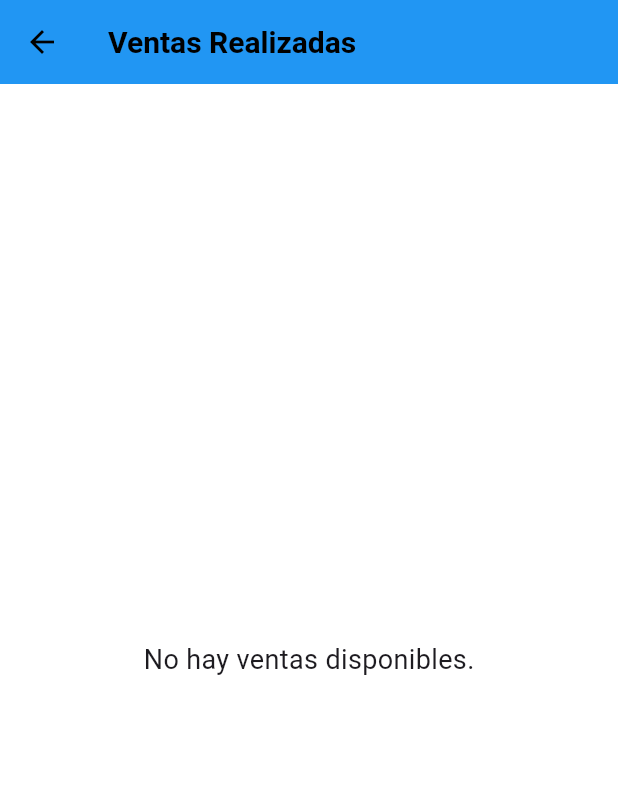
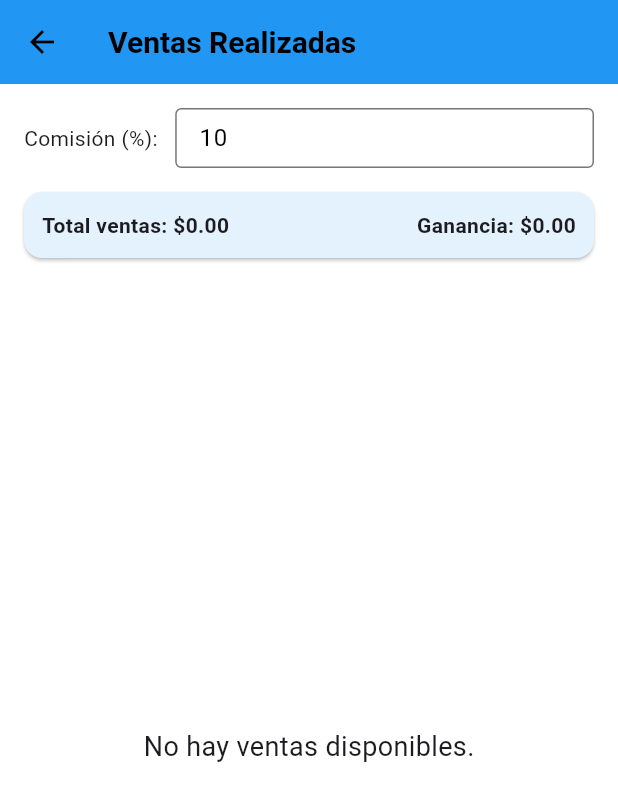
Before and after one commit to CristianRivera03/app-diaria-flutter, a Flutter app: the MainView screen opened directly with empty values, after a tap on "Visualizar Ventas", on a phone screen of 412 x 824 dp. Shown: the top 801 px of the screen. Run offline on Flutter 3.47's test engine with Material 3 defaults, Android fonts, the phone set to English and light mode, and no system bars; our stand-ins replace flutter_colorpicker, flutter_local_notifications, flutter_svg, image_picker, open_file, pdf and 3 more; missing offline and left inert: mailer; accounts and stored records are empty.

```diff
--- a/lib/Views/main_view.dart
+++ b/lib/Views/main_view.dart
@@ -2,6 +2,7 @@ import 'package:diaria/Views/AddSaleScreen.dart';
 import 'package:diaria/Views/profile.dart';
 import 'package:diaria/Views/viewContactScreen.dart';
 import 'package:diaria/Views/viewSalesScreen.dart';
+import 'package:diaria/Views/WinnerScreen.dart';
 import 'package:flutter/material.dart';
 import 'package:provider/provider.dart'; // Asegúrate de importar Provider
 
@@ -82,9 +83,21 @@ class MainView extends StatelessWidget {
                   MaterialPageRoute(builder: (context) => const AddSaleScreen()),
                 );
               },
+            ),
+
+            const SizedBox(height: 20),
+            CustomMainButton(
+              text: 'Ver ganador',
+              onPressed: () {
+                Navigator.push(
+                  context,
+                  MaterialPageRoute(builder: (context) => const WinnerScreen()),
+                );
+              },
+            ),
 
 
-            ),
+
           ],
         ),
       ),
--- a/lib/Views/viewSalesScreen.dart
+++ b/lib/Views/viewSalesScreen.dart
@@ -12,17 +12,28 @@ class _ViewSalesScreenState extends State<ViewSalesScreen> {
   final dbHelper = DatabaseHelper();
   List<Map<String, dynamic>> sales = [];
 
+  // Controlador para el input de porcentaje dinámico
+  final TextEditingController _commissionController =
+  TextEditingController(text: '10');
+
+  double get _commissionPercent =>
+      double.tryParse(_commissionController.text) ?? 0.0;
+
   @override
   void initState() {
     super.initState();
     _loadSales();
   }
 
-  // Cargar las ventas desde la base de datos
+  @override
+  void dispose() {
+    _commissionController.dispose();
+    super.dispose();
+  }
+
   Future<void> _loadSales() async {
     try {
       final result = await dbHelper.getAllVentas();
-
       setState(() {
         sales = result;
       });
@@ -35,8 +46,10 @@ class _ViewSalesScreenState extends State<ViewSalesScreen> {
 
   void _showEditDialog(Map<String, dynamic> sale) {
     final nombreController = TextEditingController(text: sale['nombreCliente']);
-    final numeroController = TextEditingController(text: sale['numeroComprado'].toString());
-    final precioController = TextEditingController(text: sale['precioComprado'].toString());
+    final numeroController =
+    TextEditingController(text: sale['numeroComprado'].toString());
+    final precioController =
+    TextEditingController(text: sale['precioComprado'].toString());
 
     showDialog(
       context: context,
@@ -47,33 +60,40 @@ class _ViewSalesScreenState extends State<ViewSalesScreen> {
           children: [
             TextField(
               controller: nombreController,
-              decoration: const InputDecoration(labelText: "Nombre del Cliente"),
+              decoration:
+              const InputDecoration(labelText: "Nombre del Cliente"),
             ),
             TextField(
               controller: numeroController,
               keyboardType: TextInputType.number,
-              decoration: const InputDecoration(labelText: "Número Comprado"),
+              decoration:
+              const InputDecoration(labelText: "Número Comprado"),
             ),
             TextField(
               controller: precioController,
-              keyboardType: TextInputType.number,
-              decoration: const InputDecoration(labelText: "Precio Comprado"),
+              keyboardType: TextInputType.numberWithOptions(decimal: true),
+              decoration:
+              const InputDecoration(labelText: "Precio Comprado"),
             ),
           ],
         ),
         actions: [
-          TextButton(
-            onPressed: () => Navigator.pop(context),
-            child: const Text("Cancelar"),
-          ),
+          TextButton(onPressed: () => Navigator.pop(context), child: const Text("Cancelar")),
           TextButton(
             onPressed: () async {
               final updatedNombre = nombreController.text;
-              final updatedNumero = int.tryParse(numeroController.text) ?? sale['numeroComprado'];
-              final updatedPrecio = double.tryParse(precioController.text) ?? sale['precioComprado'];
+              final updatedNumero =
+                  int.tryParse(numeroController.text) ?? sale['numeroComprado'];
+              final updatedPrecio = double.tryParse(precioController.text) ??
+                  sale['precioComprado'];
 
-              await dbHelper.updateSale(sale['idventa'], updatedNombre, updatedNumero, updatedPrecio);
-              _loadSales(); // Refrescar lista de ventas
+              await dbHelper.updateSale(
+                sale['idventa'],
+                updatedNombre,
+                updatedNumero,
+                updatedPrecio,
+              );
+              await _loadSales();
               Navigator.pop(context);
             },
             child: const Text("Guardar"),
@@ -85,55 +105,131 @@ class _ViewSalesScreenState extends State<ViewSalesScreen> {
 
   @override
   Widget build(BuildContext context) {
+    // Calcular el total de todas las ventas
+    final double totalSales = sales.fold<double>(
+      0.0,
+          (sum, sale) => sum + (sale['precioComprado'] as double),
+    );
+    // Calcular la ganancia sobre el total
+    final double totalProfit = totalSales * (_commissionPercent / 100);
+
     return Scaffold(
       appBar: AppBar(title: const Text("Ventas Realizadas")),
-      body: sales.isEmpty
-          ? const Center(child: Text("No hay ventas disponibles.", style: TextStyle(fontSize: 18)))
+      body: Padding(
+        padding: const EdgeInsets.all(16.0),
+        child: Column(
+          children: [
+            // Input dinámico de porcentaje
+            Row(
+              children: [
+                const Text("Comisión (%): "),
+                const SizedBox(width: 8),
+                Expanded(
+                  child: TextField(
+                    controller: _commissionController,
+                    keyboardType:
+                    TextInputType.numberWithOptions(decimal: true),
+                    decoration: const InputDecoration(
+                      hintText: "Ej: 10",
+                      border: OutlineInputBorder(),
+                      isDense: true,
+                      contentPadding:
+                      EdgeInsets.symmetric(vertical: 8, horizontal: 12),
+                    ),
+                    onChanged: (_) => setState(() {}),
+                  ),
+                ),
+              ],
+            ),
+
+            const SizedBox(height: 16),
+
+            // Resumen: total ventas y ganancia
+            Card(
+              color: Colors.blue.shade50,
+              margin: EdgeInsets.zero,
+              child: Padding(
+                padding: const EdgeInsets.all(12.0),
+                child: Row(
+                  mainAxisAlignment: MainAxisAlignment.spaceBetween,
+                  children: [
+                    Text("Total ventas: \$${totalSales.toStringAsFixed(2)}",
+                        style: const TextStyle(fontWeight: FontWeight.bold)),
+                    Text(
+                      "Ganancia: \$${totalProfit.toStringAsFixed(2)}",
+                      style: const TextStyle(fontWeight: FontWeight.bold),
+                    ),
+                  ],
+                ),
+              ),
+            ),
+
+            const SizedBox(height: 16),
+
+            // Lista de ventas
+            Expanded(
+              child: sales.isEmpty
+                  ? const Center(
+                  child: Text("No hay ventas disponibles.",
+                      style: TextStyle(fontSize: 18)))
                   : ListView.builder(
                 itemCount: sales.length,
                 itemBuilder: (context, index) {
                   final sale = sales[index];
+                  final price = sale['precioComprado'] as double;
                   return Card(
-            margin: const EdgeInsets.symmetric(vertical: 8),
+                    margin: const EdgeInsets.symmetric(vertical: 6),
                     child: ListTile(
                       title: Text("Cliente: ${sale['nombreCliente']}"),
-
-              subtitle: Text("Número: ${sale['numeroComprado']} - \$${sale['precioComprado'].toStringAsFixed(2)}"),
+                      subtitle: Text(
+                          "Número: ${sale['numeroComprado']}  •  \$${price.toStringAsFixed(2)}"),
                       trailing: Row(
                         mainAxisSize: MainAxisSize.min,
                         children: [
                           IconButton(
-                    icon: const Icon(Icons.edit, color: Colors.blue),
-                    onPressed: () => _showEditDialog(sale), // ✅ Botón para editar la venta
+                            icon: const Icon(Icons.edit,
+                                color: Colors.blue),
+                            onPressed: () => _showEditDialog(sale),
                           ),
                           IconButton(
-                    icon: const Icon(Icons.delete, color: Colors.red),
+                            icon: const Icon(Icons.delete,
+                                color: Colors.red),
                             onPressed: () async {
                               final confirm = await showDialog<bool>(
                                 context: context,
                                 builder: (ctx) => AlertDialog(
                                   title: const Text("¿Eliminar venta?"),
-                          content: const Text("¿Estás seguro de que quieres eliminar esta venta?"),
+                                  content: const Text(
+                                      "¿Estás seguro de que quieres eliminar esta venta?"),
                                   actions: [
-                            TextButton(onPressed: () => Navigator.of(ctx).pop(false), child: const Text("Cancelar")),
-                            TextButton(onPressed: () => Navigator.of(ctx).pop(true), child: const Text("Eliminar")),
+                                    TextButton(
+                                        onPressed: () =>
+                                            Navigator.of(ctx).pop(false),
+                                        child: const Text("Cancelar")),
+                                    TextButton(
+                                        onPressed: () =>
+                                            Navigator.of(ctx).pop(true),
+                                        child: const Text("Eliminar")),
                                   ],
                                 ),
                               );
-
                               if (confirm == true) {
-                        await dbHelper.deleteSale(sale['idventa']);
-                        _loadSales();
+                                await dbHelper.deleteSale(
+                                    sale['idventa']);
+                                await _loadSales();
                               }
                             },
                           ),
                         ],
-
                       ),
                     ),
                   );
                 },
               ),
+            ),
+          ],
+        ),
+      ),
     );
   }
 }
--- a/pubspec.yaml
+++ b/pubspec.yaml
@@ -44,7 +44,9 @@ dependencies:
   image_picker:
   flutter_launcher_icons: ^0.14.3
   flutter_local_notifications: 14.0.0
-
+  pdf: ^3.11.3
+  path_provider: ^2.0.15
+  open_file: ^3.2.1
 
 
 dev_dependencies:
```
Also changed, not shown: lib/SQLite/database_helper.dart (+11 -0 lines), lib/Views/WinnerScreen.dart (added, +196 -0 lines), pubspec.lock, 4 other files. Lines whose indentation alone changed are shown as unchanged.
